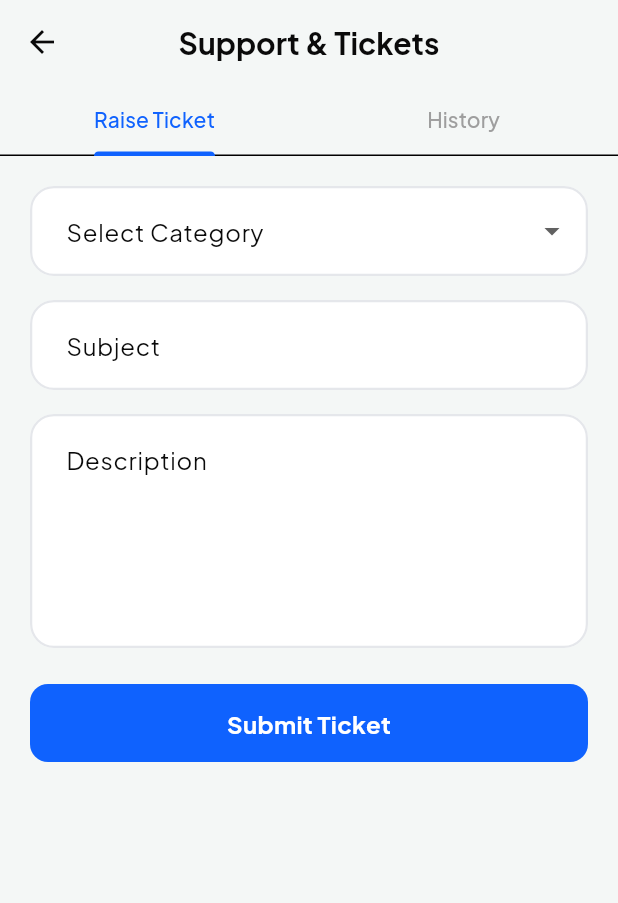
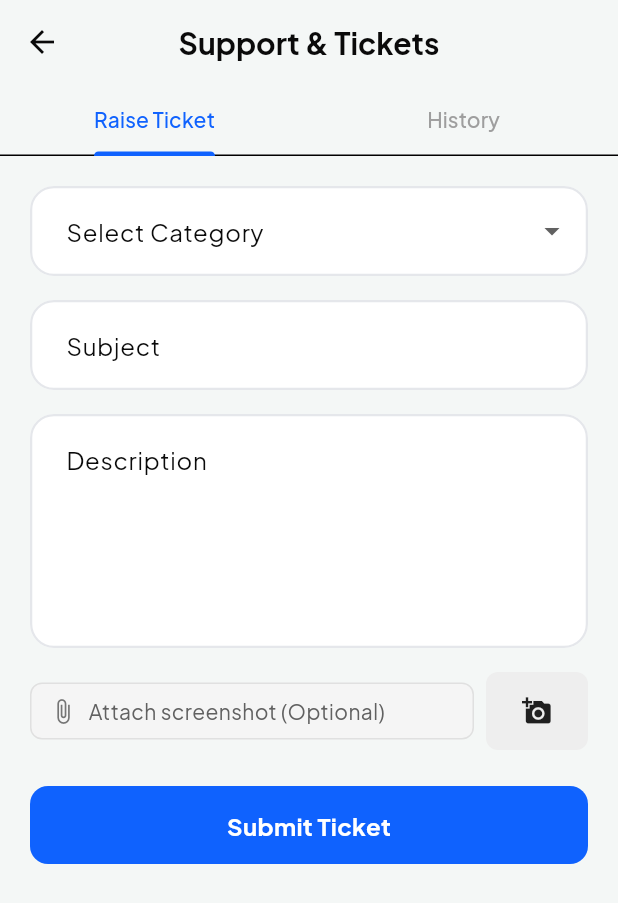
Before and after one commit to RURBOO/Rurboo-user-app, a Flutter app: the SupportScreenBody screen opened directly, on a phone screen of 412 x 824 dp. Shown: the top 903 px of the screen. Run offline on Flutter 3.47's test engine with Material 3 defaults, Android fonts, the light colour scheme and no system bars; our stand-ins replace app_links, cloud_firestore, cloud_functions, connectivity_plus, firebase_auth, firebase_core and 19 more; missing offline and left inert: firebase_app_check, geoflutterfire_plus, translator, tutorial_coach_mark; accounts and stored records are empty.

Commit message:
Updated Code

```diff
--- a/lib/core/constants/app_strings.dart
+++ b/lib/core/constants/app_strings.dart
@@ -617,6 +617,8 @@
     'no_tickets_found': {'en': 'No support tickets found.', 'hi': 'कोई सहायता टिकट नहीं मिला।'},
     'ticket_id': {'en': 'Ticket ID', 'hi': 'टिकट आईडी'},
     'admin_response': {'en': 'Admin Response', 'hi': 'एडमिन प्रतिक्रिया'},
+    'attach_screenshot_optional': {'en': 'Attach screenshot (Optional)', 'hi': 'स्क्रीनशॉट संलग्न करें (वैकल्पिक)'},
+    'attachment_label': {'en': 'Attachment', 'hi': 'संलग्नक'},
 
     // --- Feedback Extra ---
     'suggestions_desc_text': {
@@ -635,6 +637,9 @@
     'no_coupons_available': {'en': 'No coupons available', 'hi': 'कोई कूपन उपलब्ध नहीं है'},
     'available_coupons': {'en': 'Available Coupons', 'hi': 'उपलब्ध कूपन'},
     'coupon_applicable_on': {'en': 'Applicable on rides above', 'hi': 'से अधिक की सवारी पर लागू'},
+    'status_nearly_there': {'en': 'Nearly there', 'hi': 'बस पहुँचने वाले हैं'},
+    'status_arriving_now': {'en': 'Arriving now', 'hi': 'बस पहुँचने वाले हैं'},
+    'minutes': {'en': 'minutes', 'hi': 'मिनट'},
     'ticket_status_pending': {'en': 'Pending', 'hi': 'लंबित'},
     'ticket_status_processing': {'en': 'Processing', 'hi': 'प्रक्रियाधीन'},
     'ticket_status_completed': {'en': 'Completed', 'hi': 'पूर्ण'},
--- a/lib/features/profile/views/support_screen.dart
+++ b/lib/features/profile/views/support_screen.dart
@@ -110,6 +110,53 @@
               ),
               maxLines: 5,
               validator: (val) => val!.isEmpty ? 'Required' : null,
+            ),
+            const SizedBox(height: 16),
+            // --- Attachment UI ---
+            Row(
+              children: [
+                Expanded(
+                  child: Container(
+                    padding: const EdgeInsets.symmetric(horizontal: 12, vertical: 8),
+                    decoration: BoxDecoration(
+                      color: Colors.grey[100],
+                      borderRadius: BorderRadius.circular(8),
+                      border: Border.all(color: Colors.grey[300]!),
+                    ),
+                    child: Row(
+                      children: [
+                        Icon(Icons.attach_file, size: 18, color: Colors.grey[600]),
+                        const SizedBox(width: 8),
+                        Expanded(
+                          child: Text(
+                            vm.selectedImage == null
+                                ? lang.getText('attach_screenshot_optional')
+                                : vm.selectedImage!.name,
+                            style: TextStyle(fontSize: 14, color: Colors.grey[700]),
+                            overflow: TextOverflow.ellipsis,
+                          ),
+                        ),
+                        if (vm.selectedImage != null)
+                          GestureDetector(
+                            onTap: vm.clearImage,
+                            child: const Icon(Icons.close, size: 18, color: Colors.red),
+                          ),
+                      ],
+                    ),
+                  ),
+                ),
+                const SizedBox(width: 8),
+                ElevatedButton(
+                  onPressed: vm.pickImage,
+                  style: ElevatedButton.styleFrom(
+                    backgroundColor: Colors.grey[200],
+                    foregroundColor: Colors.black87,
+                    elevation: 0,
+                    shape: RoundedRectangleBorder(borderRadius: BorderRadius.circular(8)),
+                  ),
+                  child: const Icon(Icons.add_a_photo, size: 20),
+                ),
+              ],
             ),
             const SizedBox(height: 24),
             SizedBox(
@@ -232,6 +279,21 @@
                                     ],
                                   ),
                                 )
+                             ],
+                             if (ticket.imageUrl != null) ...[
+                                const SizedBox(height: 12),
+                                Text(lang.getText('attachment_label'), style: const TextStyle(fontWeight: FontWeight.bold, fontSize: 12, color: Colors.grey)),
+                                const SizedBox(height: 8),
+                                ClipRRect(
+                                  borderRadius: BorderRadius.circular(8),
+                                  child: Image.network(
+                                    ticket.imageUrl!,
+                                    height: 150,
+                                    width: double.infinity,
+                                    fit: BoxFit.cover,
+                                    errorBuilder: (context, error, stackTrace) => const Text("Failed to load image"),
+                                  ),
+                                ),
                              ]
                           ],
                         ),
--- a/lib/features/support/models/ticket_model.dart
+++ b/lib/features/support/models/ticket_model.dart
@@ -9,6 +9,8 @@
   final String status; // 'Open', 'In Progress', 'Closed'
   final DateTime createdAt;
   final String? adminResponse;
+  final String? imageUrl;
+  final String userType;
 
   TicketModel({
     required this.id,
@@ -19,6 +21,8 @@
     this.status = 'Open',
     required this.createdAt,
     this.adminResponse,
+    this.imageUrl,
+    this.userType = 'user',
   });
 
   Map<String, dynamic> toJson() {
@@ -31,6 +35,8 @@
       'status': status,
       'createdAt': Timestamp.fromDate(createdAt),
       'adminResponse': adminResponse,
+      'imageUrl': imageUrl,
+      'userType': userType,
     };
   }
 
@@ -44,6 +50,8 @@
       status: json['status'] ?? 'Open',
       createdAt: (json['createdAt'] as Timestamp).toDate(),
       adminResponse: json['adminResponse'],
+      imageUrl: json['imageUrl'],
+      userType: json['userType'] ?? 'user',
     );
   }
 }
--- a/pubspec.yaml
+++ b/pubspec.yaml
@@ -16,7 +16,7 @@
 # https://developer.apple.com/library/archive/documentation/General/Reference/InfoPlistKeyReference/Articles/CoreFoundationKeys.html
 # In Windows, build-name is used as the major, minor, and patch parts
 # of the product and file versions while build-number is used as the build suffix.
-version: 1.0.4+9
+version: 1.0.5+10
 
 environment:
   sdk: ^3.8.1
```
Also changed, not shown: lib/features/ride/viewmodels/ride_booked_viewmodel.dart (+8 -4 lines), lib/features/ride/views/ride_booked_screen.dart (+13 -5 lines), lib/features/support/viewmodels/support_viewmodel.dart (+34 -0 lines), 1 other file. Lines whose indentation alone changed are shown as unchanged.
